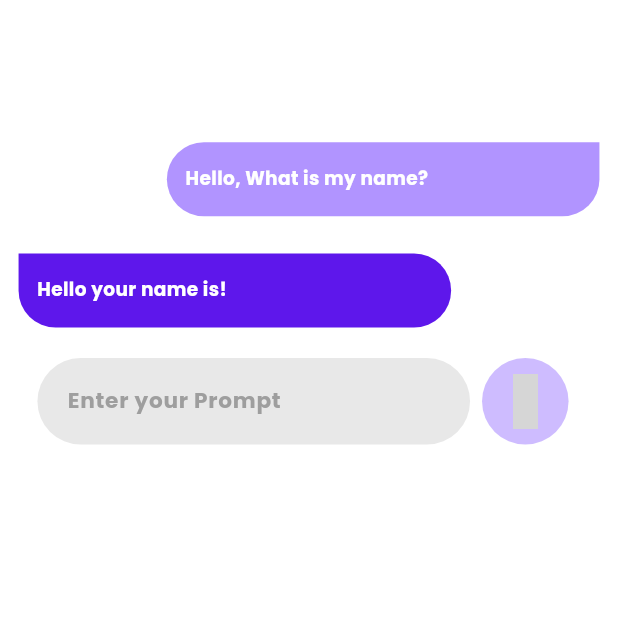
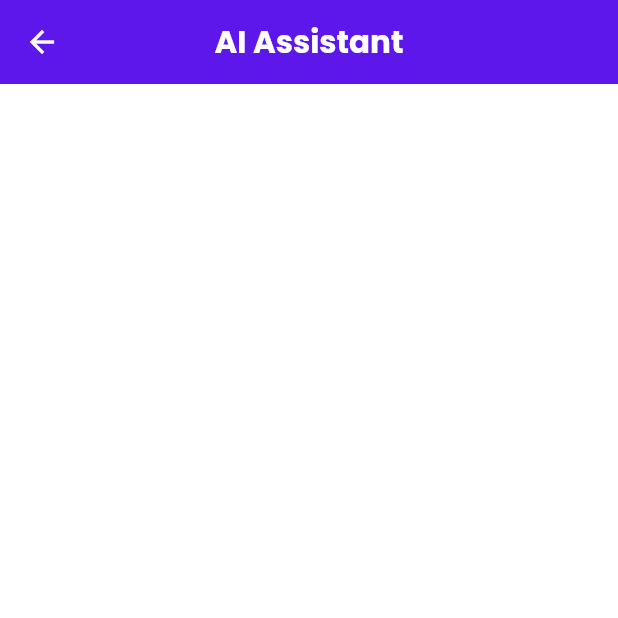
Before and after one commit to Tylikestocode/FinBro, a Flutter app: the AI screen opened directly, on a phone screen of 412 x 824 dp, the top half of it. Run offline on Flutter 3.47's test engine with Material 3 defaults, Android fonts, the light colour scheme and no system bars; our stand-ins replace google_fonts, icons_plus, ionicons, unicons; missing offline and left inert: page_animation_transition; grey boxes are pictures that could not be loaded.

Commit message:
Made some UI Changes

```diff
--- a/finbro/lib/components/list_view_components.dart
+++ b/finbro/lib/components/list_view_components.dart
@@ -28,7 +28,9 @@ class _FinBroListViewItem extends State<FinBroListViewItem> {
         height: widget.screenHeight * 0.15,
         decoration: BoxDecoration(
             color: third,
-            border: Border(bottom: BorderSide(color: Colors.black))),
+            border: Border(
+                bottom:
+                    BorderSide(color: Color.fromRGBO(177, 177, 177, 0.384)))),
         child: Row(children: [
           Container(
               width: widget.screenWidth * 0.065,
--- a/finbro/lib/pages/ai.dart
+++ b/finbro/lib/pages/ai.dart
@@ -1,8 +1,9 @@
-// ignore_for_file: prefer_const_constructors, unused_local_variable
+// ignore_for_file: prefer_const_constructors, unused_local_variable, prefer_const_literals_to_create_immutables
 
 import 'package:finbro/components/main_components.dart';
 import 'package:finbro/styles/color_scheme.dart';
 import 'package:flutter/material.dart';
+import 'package:google_fonts/google_fonts.dart';
 
 class AI extends StatefulWidget {
   const AI({super.key});
@@ -17,24 +18,17 @@ class _AI extends State<AI> {
     double screenWidth = MediaQuery.of(context).size.width;
     double screenHeight = MediaQuery.of(context).size.height;
     return Scaffold(
+        appBar: AppBar(
+            backgroundColor: primary,
+            foregroundColor: third,
+            title: Text('AI Assistant'),
+            centerTitle: true,
+            titleTextStyle: GoogleFonts.poppins(
+                textStyle: TextStyle(
+                    color: third,
+                    fontWeight: FontWeight.bold,
+                    fontSize: screenWidth * 0.05))),
         backgroundColor: third,
-        body: Column(children: [
-          // Top NavBar
-          SizedBox(height: screenHeight * 0.1),
-          // Chat Box
-          UserChatBubble(
-              screenWidth: screenWidth,
-              screenHeight: screenHeight,
-              chatText: 'Hello, What is my name?'),
-          AiChatBubble(
-              screenWidth: screenWidth,
-              screenHeight: screenHeight,
-              responseText: 'Hello your name is!'),
-          // Prompt Box
-          PromptBox(
-              screenWidth: screenWidth,
-              screenHeight: screenHeight,
-              prompt: 'Hello what is my name'),
-        ]));
+        body: Column(children: []));
   }
 }
```
Also changed, not shown: finbro/lib/components/main_components.dart (+55 -5 lines).
